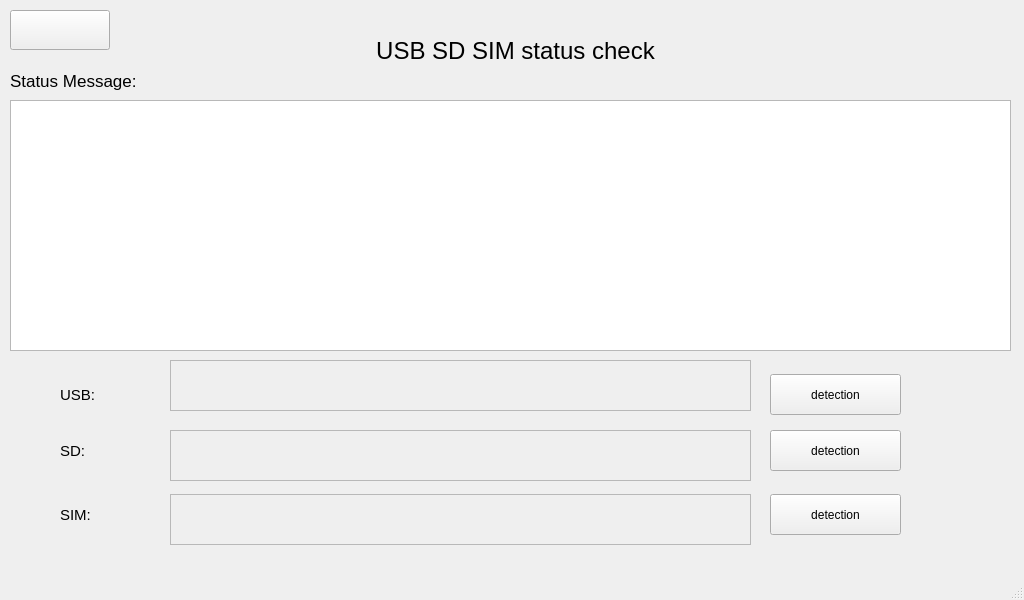
jizizihe/baijie_demo, file qt/t507/udev.ui: the form before one commit.
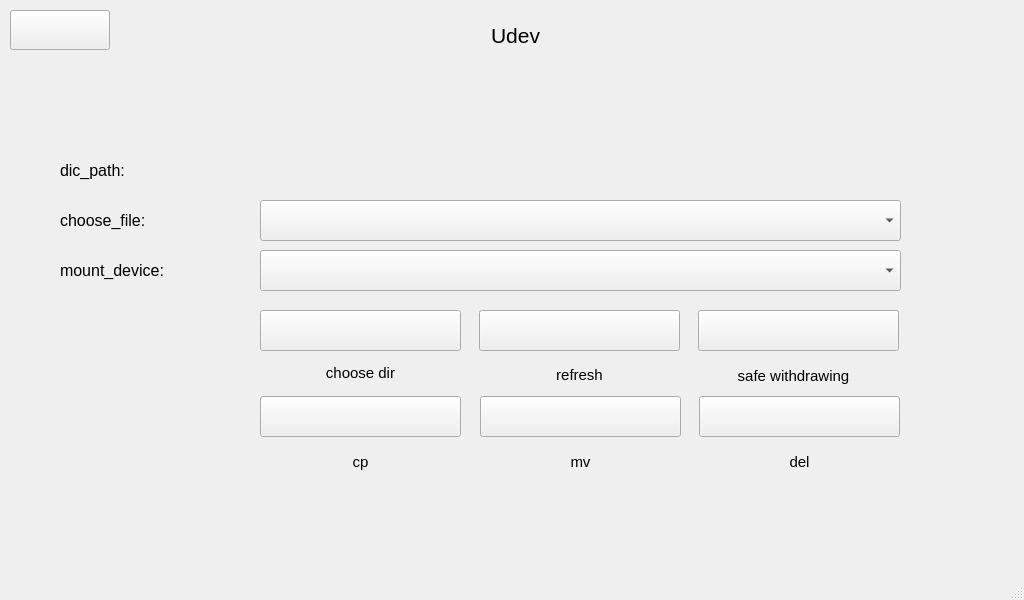
The form after the commit. Icons and pictures are not drawn.

Diff of the .ui file:
```diff
--- a/qt/t507/udev.ui
+++ b/qt/t507/udev.ui
@@ -32,301 +32,382 @@
      </iconset>
     </property>
    </widget>
-   <widget class="QLabel" name="label_4">
+   <widget class="QPushButton" name="umount">
     <property name="geometry">
      <rect>
-      <x>60</x>
-      <y>430</y>
-      <width>91</width>
+      <x>698</x>
+      <y>310</y>
+      <width>201</width>
       <height>41</height>
      </rect>
     </property>
-    <property name="font">
-     <font>
-      <pointsize>11</pointsize>
-     </font>
-    </property>
     <property name="text">
-     <string>SD:</string>
+     <string/>
     </property>
-   </widget>
-   <widget class="QLabel" name="label_5">
-    <property name="geometry">
-     <rect>
-      <x>250</x>
-      <y>30</y>
-      <width>531</width>
-      <height>41</height>
-     </rect>
+    <property name="icon">
+     <iconset resource="translation.qrc">
+      <normaloff>:/t507_button_image/exit.png</normaloff>:/t507_button_image/exit.png</iconset>
     </property>
-    <property name="font">
-     <font>
-      <pointsize>18</pointsize>
-     </font>
-    </property>
-    <property name="text">
-     <string>USB SD SIM status check</string>
-    </property>
-    <property name="alignment">
-     <set>Qt::AlignCenter</set>
-    </property>
-   </widget>
-   <widget class="QPushButton" name="usb_detection">
-    <property name="geometry">
-     <rect>
-      <x>770</x>
-      <y>374</y>
-      <width>131</width>
-      <height>41</height>
-     </rect>
-    </property>
-    <property name="text">
-     <string>detection</string>
+    <property name="iconSize">
+     <size>
+      <width>32</width>
+      <height>32</height>
+     </size>
     </property>
    </widget>
    <widget class="QLabel" name="label">
     <property name="geometry">
      <rect>
-      <x>60</x>
-      <y>374</y>
-      <width>91</width>
+      <x>260</x>
+      <y>150</y>
+      <width>531</width>
       <height>41</height>
      </rect>
     </property>
     <property name="font">
      <font>
-      <pointsize>11</pointsize>
+      <pointsize>12</pointsize>
      </font>
     </property>
     <property name="text">
-     <string>USB:</string>
+     <string/>
     </property>
    </widget>
    <widget class="QLabel" name="label_2">
     <property name="geometry">
      <rect>
       <x>60</x>
-      <y>494</y>
-      <width>91</width>
+      <y>150</y>
+      <width>171</width>
       <height>41</height>
      </rect>
     </property>
     <property name="font">
      <font>
-      <pointsize>11</pointsize>
+      <pointsize>12</pointsize>
      </font>
     </property>
     <property name="text">
-     <string>SIM:</string>
+     <string>dic_path:</string>
     </property>
    </widget>
    <widget class="QPushButton" name="sim_detection">
     <property name="geometry">
      <rect>
-      <x>770</x>
-      <y>494</y>
-      <width>131</width>
+      <x>480</x>
+      <y>396</y>
+      <width>201</width>
       <height>41</height>
      </rect>
     </property>
     <property name="text">
-     <string>detection</string>
+     <string/>
     </property>
+    <property name="icon">
+     <iconset resource="translation.qrc">
+      <normaloff>:/t507_button_image/cut.png</normaloff>:/t507_button_image/cut.png</iconset>
+    </property>
+    <property name="iconSize">
+     <size>
+      <width>32</width>
+      <height>32</height>
+     </size>
+    </property>
    </widget>
    <widget class="QPushButton" name="sd_detection">
     <property name="geometry">
      <rect>
-      <x>770</x>
-      <y>430</y>
-      <width>131</width>
+      <x>260</x>
+      <y>396</y>
+      <width>201</width>
       <height>41</height>
      </rect>
     </property>
     <property name="text">
-     <string>detection</string>
+     <string/>
     </property>
+    <property name="icon">
+     <iconset resource="translation.qrc">
+      <normaloff>:/t507_button_image/cp.png</normaloff>:/t507_button_image/cp.png</iconset>
+    </property>
+    <property name="iconSize">
+     <size>
+      <width>32</width>
+      <height>32</height>
+     </size>
+    </property>
    </widget>
-   <widget class="QTextEdit" name="message">
+   <widget class="QPushButton" name="refresh">
     <property name="geometry">
      <rect>
-      <x>10</x>
-      <y>100</y>
-      <width>1001</width>
-      <height>251</height>
+      <x>479</x>
+      <y>310</y>
+      <width>201</width>
+      <height>41</height>
      </rect>
     </property>
-    <property name="palette">
-     <palette>
-      <active>
-       <colorrole role="WindowText">
-        <brush brushstyle="SolidPattern">
-         <color alpha="255">
-          <red>0</red>
-          <green>0</green>
-          <blue>0</blue>
-         </color>
-        </brush>
-       </colorrole>
-       <colorrole role="Text">
-        <brush brushstyle="SolidPattern">
-         <color alpha="255">
-          <red>0</red>
-          <green>0</green>
-          <blue>0</blue>
-         </color>
-        </brush>
-       </colorrole>
-      </active>
-      <inactive>
-       <colorrole role="WindowText">
-        <brush brushstyle="SolidPattern">
-         <color alpha="255">
-          <red>0</red>
-          <green>0</green>
-          <blue>0</blue>
-         </color>
-        </brush>
-       </colorrole>
-       <colorrole role="Text">
-        <brush brushstyle="SolidPattern">
-         <color alpha="255">
-          <red>0</red>
-          <green>0</green>
-          <blue>0</blue>
-         </color>
-        </brush>
-       </colorrole>
-      </inactive>
-      <disabled>
-       <colorrole role="WindowText">
-        <brush brushstyle="SolidPattern">
-         <color alpha="255">
-          <red>190</red>
-          <green>190</green>
-          <blue>190</blue>
-         </color>
-        </brush>
-       </colorrole>
-       <colorrole role="Text">
-        <brush brushstyle="SolidPattern">
-         <color alpha="255">
-          <red>190</red>
-          <green>190</green>
-          <blue>190</blue>
-         </color>
-        </brush>
-       </colorrole>
-      </disabled>
-     </palette>
+    <property name="text">
+     <string/>
     </property>
-    <property name="readOnly">
-     <bool>true</bool>
+    <property name="icon">
+     <iconset resource="translation.qrc">
+      <normaloff>:/t507_button_image/flush.png</normaloff>:/t507_button_image/flush.png</iconset>
+    </property>
+    <property name="iconSize">
+     <size>
+      <width>32</width>
+      <height>32</height>
+     </size>
+    </property>
+   </widget>
+   <widget class="QComboBox" name="mount">
+    <property name="geometry">
+     <rect>
+      <x>260</x>
+      <y>250</y>
+      <width>641</width>
+      <height>41</height>
+     </rect>
+    </property>
+   </widget>
+   <widget class="QLabel" name="label_4">
+    <property name="geometry">
+     <rect>
+      <x>60</x>
+      <y>250</y>
+      <width>171</width>
+      <height>41</height>
+     </rect>
+    </property>
+    <property name="font">
+     <font>
+      <pointsize>12</pointsize>
+     </font>
+    </property>
+    <property name="text">
+     <string>mount_device:</string>
     </property>
    </widget>
    <widget class="QLabel" name="label_3">
     <property name="geometry">
      <rect>
-      <x>10</x>
-      <y>60</y>
-      <width>231</width>
+      <x>60</x>
+      <y>200</y>
+      <width>171</width>
       <height>41</height>
      </rect>
     </property>
     <property name="font">
      <font>
-      <pointsize>13</pointsize>
+      <pointsize>12</pointsize>
      </font>
     </property>
     <property name="text">
-     <string>Status Message:</string>
+     <string>choose_file:</string>
     </property>
    </widget>
-   <widget class="QFrame" name="frame">
+   <widget class="QComboBox" name="file">
     <property name="geometry">
      <rect>
-      <x>170</x>
+      <x>260</x>
+      <y>200</y>
+      <width>641</width>
+      <height>41</height>
+     </rect>
+    </property>
+   </widget>
+   <widget class="QPushButton" name="choose">
+    <property name="geometry">
+     <rect>
+      <x>260</x>
+      <y>310</y>
+      <width>201</width>
+      <height>41</height>
+     </rect>
+    </property>
+    <property name="text">
+     <string/>
+    </property>
+    <property name="icon">
+     <iconset resource="translation.qrc">
+      <normaloff>:/t507_button_image/open.png</normaloff>:/t507_button_image/open.png</iconset>
+    </property>
+    <property name="iconSize">
+     <size>
+      <width>32</width>
+      <height>32</height>
+     </size>
+    </property>
+   </widget>
+   <widget class="QPushButton" name="del">
+    <property name="geometry">
+     <rect>
+      <x>699</x>
+      <y>396</y>
+      <width>201</width>
+      <height>41</height>
+     </rect>
+    </property>
+    <property name="text">
+     <string/>
+    </property>
+    <property name="icon">
+     <iconset resource="translation.qrc">
+      <normaloff>:/t507_button_image/del.png</normaloff>:/t507_button_image/del.png</iconset>
+    </property>
+    <property name="iconSize">
+     <size>
+      <width>32</width>
+      <height>32</height>
+     </size>
+    </property>
+   </widget>
+   <widget class="QLabel" name="label_5">
+    <property name="geometry">
+     <rect>
+      <x>260</x>
+      <y>357</y>
+      <width>201</width>
+      <height>31</height>
+     </rect>
+    </property>
+    <property name="font">
+     <font>
+      <pointsize>11</pointsize>
+     </font>
+    </property>
+    <property name="text">
+     <string>choose dir</string>
+    </property>
+    <property name="alignment">
+     <set>Qt::AlignCenter</set>
+    </property>
+   </widget>
+   <widget class="QLabel" name="label_6">
+    <property name="geometry">
+     <rect>
+      <x>479</x>
+      <y>359</y>
+      <width>201</width>
+      <height>31</height>
+     </rect>
+    </property>
+    <property name="font">
+     <font>
+      <pointsize>11</pointsize>
+     </font>
+    </property>
+    <property name="text">
+     <string>refresh</string>
+    </property>
+    <property name="alignment">
+     <set>Qt::AlignCenter</set>
+    </property>
+   </widget>
+   <widget class="QLabel" name="label_7">
+    <property name="geometry">
+     <rect>
+      <x>698</x>
       <y>360</y>
-      <width>581</width>
-      <height>51</height>
+      <width>191</width>
+      <height>31</height>
      </rect>
     </property>
-    <property name="frameShape">
-     <enum>QFrame::StyledPanel</enum>
+    <property name="font">
+     <font>
+      <pointsize>11</pointsize>
+     </font>
     </property>
-    <property name="frameShadow">
-     <enum>QFrame::Raised</enum>
+    <property name="text">
+     <string>safe withdrawing</string>
     </property>
-    <widget class="QLabel" name="usb_label">
-     <property name="geometry">
-      <rect>
-       <x>3</x>
-       <y>5</y>
-       <width>571</width>
-       <height>41</height>
-      </rect>
-     </property>
-     <property name="text">
-      <string/>
-     </property>
-    </widget>
+    <property name="alignment">
+     <set>Qt::AlignCenter</set>
+    </property>
    </widget>
-   <widget class="QFrame" name="frame_2">
+   <widget class="QLabel" name="label_8">
     <property name="geometry">
      <rect>
-      <x>170</x>
-      <y>430</y>
-      <width>581</width>
-      <height>51</height>
+      <x>699</x>
+      <y>446</y>
+      <width>201</width>
+      <height>31</height>
      </rect>
     </property>
-    <property name="frameShape">
-     <enum>QFrame::StyledPanel</enum>
+    <property name="font">
+     <font>
+      <pointsize>11</pointsize>
+     </font>
     </property>
-    <property name="frameShadow">
-     <enum>QFrame::Raised</enum>
+    <property name="text">
+     <string>del</string>
     </property>
-    <widget class="QLabel" name="sd_label">
-     <property name="geometry">
-      <rect>
-       <x>5</x>
-       <y>6</y>
-       <width>571</width>
-       <height>41</height>
-      </rect>
-     </property>
-     <property name="text">
-      <string/>
-     </property>
-    </widget>
+    <property name="alignment">
+     <set>Qt::AlignCenter</set>
+    </property>
    </widget>
-   <widget class="QFrame" name="frame_3">
+   <widget class="QLabel" name="label_9">
     <property name="geometry">
      <rect>
-      <x>170</x>
-      <y>494</y>
-      <width>581</width>
+      <x>480</x>
+      <y>446</y>
+      <width>201</width>
+      <height>31</height>
+     </rect>
+    </property>
+    <property name="font">
+     <font>
+      <pointsize>11</pointsize>
+     </font>
+    </property>
+    <property name="text">
+     <string>mv</string>
+    </property>
+    <property name="alignment">
+     <set>Qt::AlignCenter</set>
+    </property>
+   </widget>
+   <widget class="QLabel" name="label_10">
+    <property name="geometry">
+     <rect>
+      <x>260</x>
+      <y>446</y>
+      <width>201</width>
+      <height>31</height>
+     </rect>
+    </property>
+    <property name="font">
+     <font>
+      <pointsize>11</pointsize>
+     </font>
+    </property>
+    <property name="text">
+     <string>cp</string>
+    </property>
+    <property name="alignment">
+     <set>Qt::AlignCenter</set>
+    </property>
+   </widget>
+   <widget class="QLabel" name="label_11">
+    <property name="geometry">
+     <rect>
+      <x>270</x>
+      <y>10</y>
+      <width>491</width>
       <height>51</height>
      </rect>
     </property>
-    <property name="frameShape">
-     <enum>QFrame::StyledPanel</enum>
+    <property name="font">
+     <font>
+      <pointsize>16</pointsize>
+     </font>
     </property>
-    <property name="frameShadow">
-     <enum>QFrame::Raised</enum>
+    <property name="text">
+     <string>Udev</string>
     </property>
-    <widget class="QLabel" name="sim_label">
-     <property name="geometry">
-      <rect>
-       <x>3</x>
-       <y>3</y>
-       <width>571</width>
-       <height>41</height>
-      </rect>
-     </property>
-     <property name="text">
-      <string/>
-     </property>
-    </widget>
+    <property name="alignment">
+     <set>Qt::AlignCenter</set>
+    </property>
    </widget>
   </widget>
   <widget class="QMenuBar" name="menubar">
```
Left out of the diff: 8 changed lines with no effect on the pictures.
